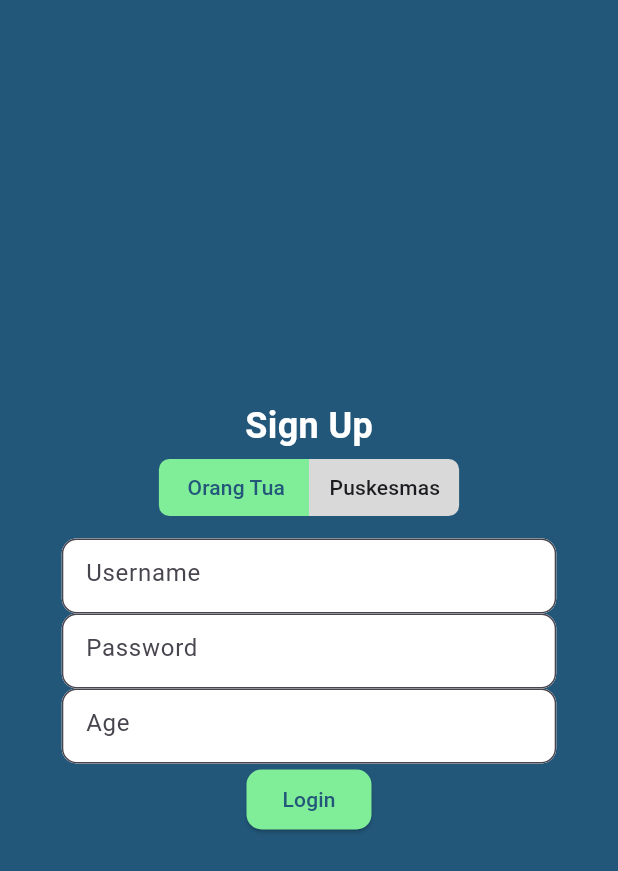
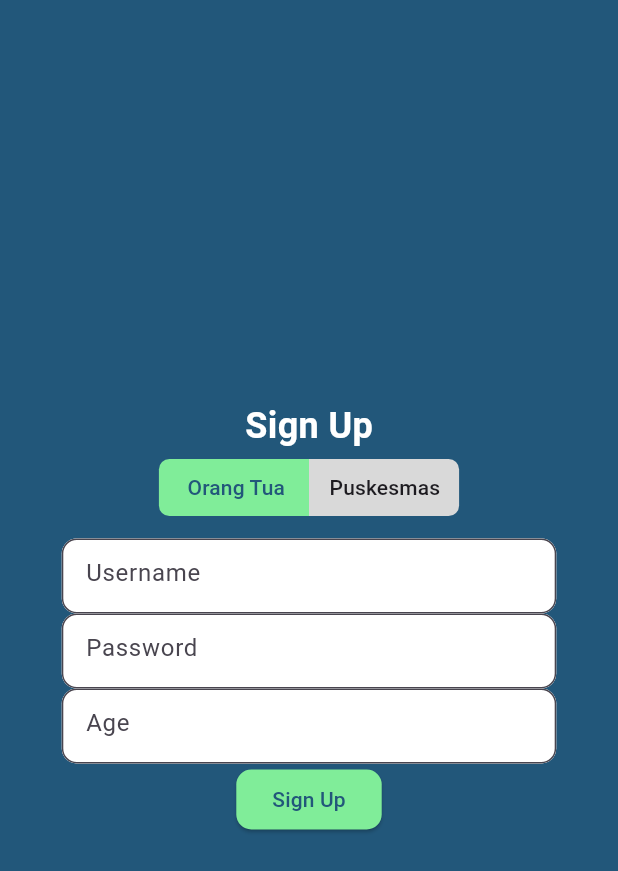
Before and after one commit to izasoerya/stun_sync, a Flutter app: the screen it shows after launch, after a tap on "Register here", on a phone screen of 412 x 824 dp. Shown: the top 871 px of the screen. Run offline on Flutter 3.47's test engine with Material 3 defaults, Android fonts, the phone set to English and light mode, and no system bars; our stand-ins replace awesome_snackbar_content, flutter_riverpod, go_router, riverpod, sqflite, syncfusion_flutter_charts; accounts and stored records are empty.

Commit message:
refactor button auth

```diff
--- /dev/null
+++ b/lib/components/atom/button_auth.dart
@@ -0,0 +1,35 @@
+import 'package:flutter/material.dart';
+
+class ButtonAuth extends StatelessWidget {
+  final int width;
+  final String label;
+  final void Function() onPressed;
+
+  const ButtonAuth(
+      {super.key,
+      this.width = 300,
+      required this.onPressed,
+      required this.label});
+
+  @override
+  Widget build(BuildContext context) {
+    return SizedBox(
+      child: ElevatedButton(
+        onPressed: onPressed,
+        style: ButtonStyle(
+          foregroundColor:
+              MaterialStateProperty.all(const Color.fromRGBO(34, 87, 122, 1)),
+          backgroundColor: MaterialStateProperty.all(
+            const Color.fromRGBO(128, 237, 153, 1),
+          ),
+          shape: MaterialStateProperty.all(
+            RoundedRectangleBorder(
+              borderRadius: BorderRadius.circular(10),
+            ),
+          ),
+        ),
+        child: Text(label),
+      ),
+    );
+  }
+}
--- a/lib/screen/login.dart
+++ b/lib/screen/login.dart
@@ -2,6 +2,7 @@ import 'package:flutter/material.dart';
 import 'package:sqflite/sqflite.dart';
 import 'package:flutter_riverpod/flutter_riverpod.dart';
 import 'package:awesome_snackbar_content/awesome_snackbar_content.dart';
+import 'package:stun_sync/components/atom/button_auth.dart';
 import 'package:stun_sync/models/page_index.dart';
 import 'package:stun_sync/models/user_profile.dart';
 import 'package:stun_sync/router/page_router.dart';
@@ -75,7 +76,6 @@ class _LoginPageState extends ConsumerState<LoginPage> {
                   )),
               GestureDetector(
                 onTap: () {
-                  print('Register');
                   pageIndex = PageIndex.registerPage;
                   PageRouter.router.go('/register');
                 },
@@ -91,26 +91,12 @@ class _LoginPageState extends ConsumerState<LoginPage> {
           const Padding(padding: EdgeInsets.only(top: 30)),
           SizedBox(
             width: 100,
-            child: ElevatedButton(
+            child: ButtonAuth(
                 onPressed: () async {
                   isLoggedIn = true;
                   Database db = await widget.sqLiteDB.openDB();
                   widget.sqLiteDB.showAllUsers(db);
-                // widget.sqLiteDB.deleteDB();
 
-                // widget.sqLiteDB.deleteUser(db, id: 1);
-                // widget.sqLiteDB.insertUser(
-                //     db,
-                //     const UserProfile(
-                //       name: 'admin',
-                //       password: 'admin',
-                //       height: 190,
-                //       weight: 85,
-                //       age: 35,
-                //       lingkarKepala: 10,
-                //       lingkarDada: 20,
-                //       admin: true,
-                //     ));
                   final isUserExist = await widget.sqLiteDB.searchUser(
                       db, usernameController.text, passwordController.text);
                   if (isUserExist) {
@@ -144,20 +130,7 @@ class _LoginPageState extends ConsumerState<LoginPage> {
                       ..showSnackBar(snackBar);
                   }
                 },
-              style: ButtonStyle(
-                foregroundColor: MaterialStateProperty.all(
-                    const Color.fromRGBO(34, 87, 122, 1)),
-                backgroundColor: MaterialStateProperty.all(
-                  const Color.fromRGBO(128, 237, 153, 1),
-                ),
-                shape: MaterialStateProperty.all(
-                  RoundedRectangleBorder(
-                    borderRadius: BorderRadius.circular(10),
-                  ),
-                ),
-              ),
-              child: const Text('Login'),
-            ),
+                label: 'Login'),
           ),
           const Padding(padding: EdgeInsets.only(top: 10)),
         ],
--- a/lib/screen/register.dart
+++ b/lib/screen/register.dart
@@ -1,5 +1,6 @@
 import 'package:flutter/material.dart';
 import 'package:sqflite/sqflite.dart';
+import 'package:stun_sync/components/atom/button_auth.dart';
 import 'package:stun_sync/components/atom/role_slider.dart';
 import 'package:stun_sync/components/atom/text_field_design.dart';
 import 'package:stun_sync/components/atom/title_container.dart';
@@ -18,7 +19,6 @@ class RegisterPage extends StatelessWidget {
     final TextEditingController usernameController = TextEditingController();
     final TextEditingController passwordController = TextEditingController();
     final TextEditingController ageController = TextEditingController();
-    String role = '';
 
     return Container(
       width: MediaQuery.of(context).size.width,
@@ -37,7 +37,7 @@ class RegisterPage extends StatelessWidget {
           TextFieldDesign(label: 'Username', controller: usernameController),
           TextFieldDesign(label: 'Password', controller: passwordController),
           TextFieldDesign(label: 'Age', controller: ageController),
-          ElevatedButton(
+          ButtonAuth(
               onPressed: () async {
                 pageIndex = PageIndex.loginPage;
                 Database db = await sqLiteDB.openDB();
@@ -54,20 +54,7 @@ class RegisterPage extends StatelessWidget {
                 await sqLiteDB.insertUser(db, userProfile);
                 PageRouter.router.go('/login');
               },
-            style: ButtonStyle(
-              foregroundColor: MaterialStateProperty.all(
-                  const Color.fromRGBO(34, 87, 122, 1)),
-              backgroundColor: MaterialStateProperty.all(
-                const Color.fromRGBO(128, 237, 153, 1),
-              ),
-              shape: MaterialStateProperty.all(
-                RoundedRectangleBorder(
-                  borderRadius: BorderRadius.circular(10),
-                ),
-              ),
-            ),
-            child: const Text('Login'),
-          )
+              label: 'Sign Up'),
         ],
       ),
     );
```
Lines whose indentation alone changed are shown as unchanged.
